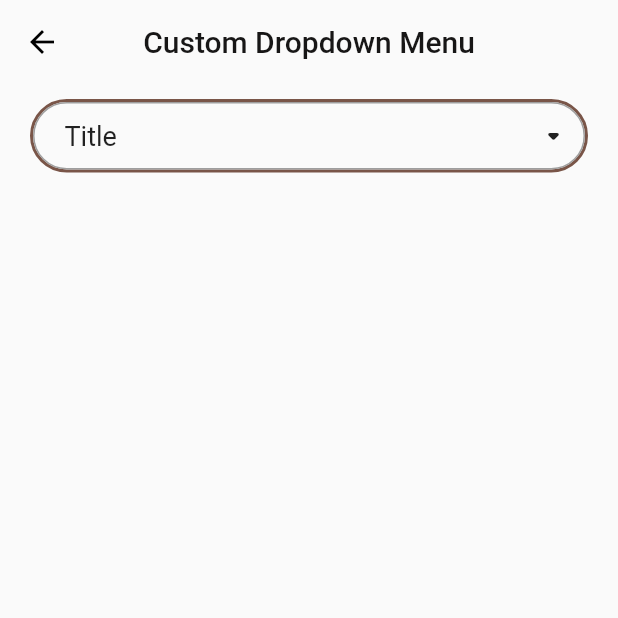
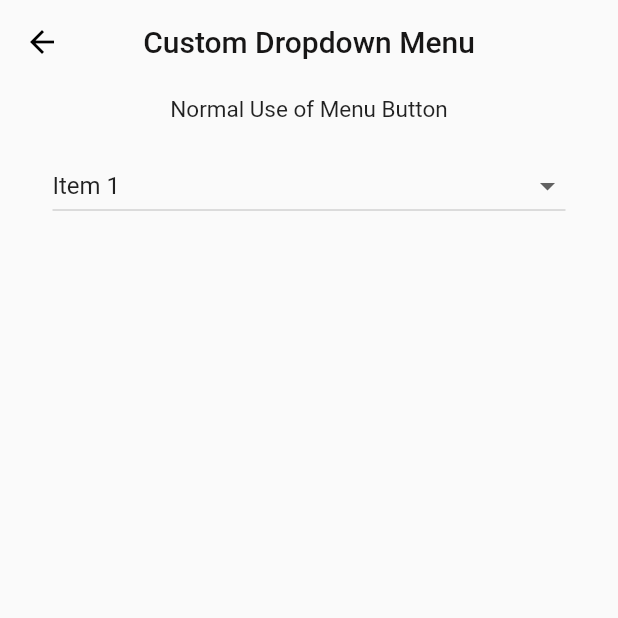
Before and after one commit to Haffshah/buttonsapp, a Flutter app: the DropMenu screen opened directly, on a phone screen of 412 x 824 dp, the top half of it. Run offline on Flutter 3.47's test engine with Material 2 defaults, Android fonts, the light colour scheme and no system bars; missing offline and left inert: flutter_fab_dialer.

Commit message:
Update MenuPage.dart

```diff
--- a/lib/MenuPage.dart
+++ b/lib/MenuPage.dart
@@ -9,7 +9,8 @@ class DropMenu extends StatefulWidget {
 }
 
 class _DropMenuState extends State<DropMenu> {
-  bool isStrechedDropDown = false;
+  var _itemList = ['Item 1', 'Item 2', 'Item 3', 'Item 4'];
+  var currentSelected = 'Item 1';
   @override
   Widget build(BuildContext context) {
     return Scaffold(
@@ -23,73 +24,40 @@ class _DropMenuState extends State<DropMenu> {
             style: TextStyle(color: Color(0xff171616)),
           ),
         ),
-        body: SafeArea(
-          child: Container(
-            height: double.infinity,
-            width: double.infinity,
-            padding: EdgeInsets.symmetric(horizontal: 20.0, vertical: 10.0),
-            child: Column(
+        body:Column(
           children: [
-                Row(
-                  children: [
-                    Expanded(
-                      child: Container(
-                        // height: 50.0,
-                        decoration: BoxDecoration(
-                          border: Border.all(color: Colors.brown, width: 2),
-                          borderRadius: BorderRadius.circular(25),
-                        ),
-                        child: Column(
-                          children: [
-                            Container(
-                              width: double.infinity,
-                              decoration: BoxDecoration(
-                                border: Border.all(color: Colors.grey, width: 1),
-                                borderRadius: BorderRadius.circular(25),
-                              ),
-                              constraints: BoxConstraints(
-                                minHeight: 45.0,
-                                minWidth: double.infinity
-                              ),
-                              child:  Row(
-                                mainAxisAlignment:
-                                MainAxisAlignment.spaceBetween,
-                                children: [
-                                  Expanded(
-                                    child: Padding(
-                                      padding: const EdgeInsets.symmetric(
-                                          horizontal: 20, vertical: 10),
-                                      child: Text(
-                                        "Title",
-                                        style: TextStyle(fontSize: 18.0),
-                                      ),
-                                    ),
+    Padding(
+    padding: const EdgeInsets.all(8.0),
+    child: Text('Normal Use of Menu Button', style: TextStyle(fontSize: 15.0),),
     ),
     Padding(
-                                    padding: const EdgeInsets.only(right: 8.0),
-                                    child: GestureDetector(
-                                        onTap: () {
-                                          setState(() {
-                                            isStrechedDropDown =
-                                            !isStrechedDropDown;
-                                          });
+    padding: const EdgeInsets.symmetric(horizontal: 35.0, vertical: 10.0),
+    child: DropdownButton<String>(
+    isExpanded: true,
+
+    items: _itemList.map(
+    (String dropDownStingItem) {
+    return DropdownMenuItem(
+    child: Text(dropDownStingItem),
+    value: dropDownStingItem,
+    );
     },
-                                        child: Icon(isStrechedDropDown
-                                            ? Icons.arrow_drop_up_rounded
-                                            : Icons.arrow_drop_down_rounded)),
-                                  ),
-                                ],
+    ).toList(),
+    onChanged: (newValueSelected) {
+
+    dropDownItemSelected(newValueSelected!);
+
+    },
+    value: currentSelected,
     ),
     ),
     ],
-                        ),
-                      ),
-                    ),
-                  ],
-                )
-              ],
-            ),
-          ),
-        ));
+    ),);
+  }
+
+void dropDownItemSelected( newValueSelected){
+  setState(() {
+    this.currentSelected = newValueSelected!;
+  });
 }
 }
```
Lines whose indentation alone changed are shown as unchanged.
